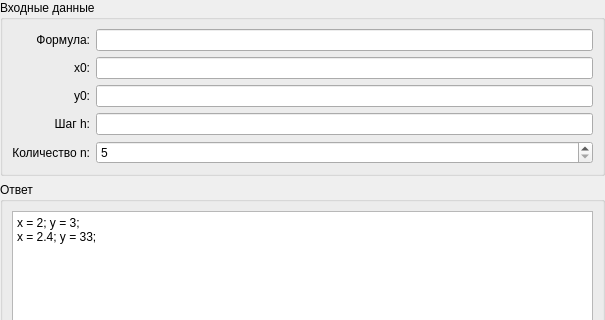
Before: the Qt Designer form Frames/diffEqEulerMethodFrame.ui in EgorAlmikeev/ProjectX, drawn with Qt 5; both pictures show x 0 to 605 and y 0 to 320 of the 605 by 459 pixel window.
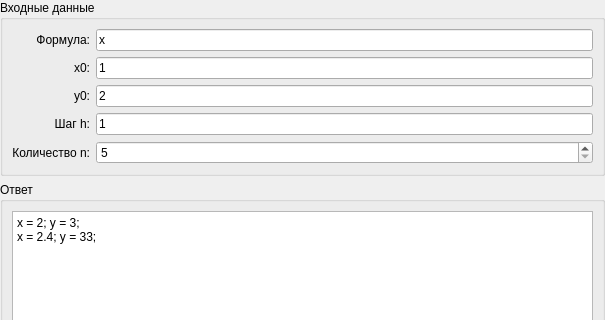
After: the same form once the commit is applied.

Patch:
```diff
--- a/Frames/diffEqEulerMethodFrame.ui
+++ b/Frames/diffEqEulerMethodFrame.ui
@@ -68,7 +68,11 @@
          <number>6</number>
         </property>
         <item row="3" column="1">
-         <widget class="QLineEdit" name="stepEdit"/>
+         <widget class="QLineEdit" name="stepEdit">
+          <property name="text">
+           <string>1</string>
+          </property>
+         </widget>
         </item>
         <item row="0" column="0">
          <widget class="QLabel" name="label_2">
@@ -122,7 +126,11 @@
          </widget>
         </item>
         <item row="2" column="1">
-         <widget class="QLineEdit" name="yEdit"/>
+         <widget class="QLineEdit" name="yEdit">
+          <property name="text">
+           <string>2</string>
+          </property>
+         </widget>
         </item>
         <item row="3" column="0">
          <widget class="QLabel" name="label_5">
@@ -163,7 +171,7 @@
            <bool>false</bool>
           </property>
           <property name="text">
-           <string/>
+           <string>x</string>
           </property>
           <property name="frame">
            <bool>true</bool>
@@ -171,7 +179,11 @@
          </widget>
         </item>
         <item row="1" column="1">
-         <widget class="QLineEdit" name="xEdit"/>
+         <widget class="QLineEdit" name="xEdit">
+          <property name="text">
+           <string>1</string>
+          </property>
+         </widget>
         </item>
        </layout>
       </item>
```
